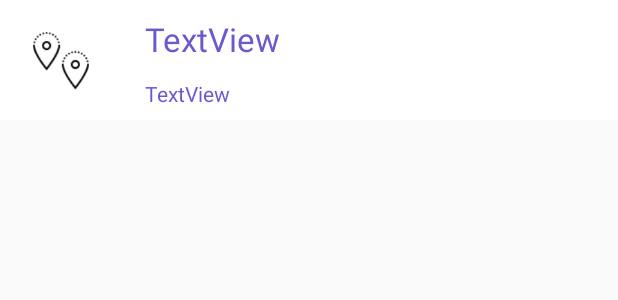
After one commit to Ghetap/FreeForFun-, an Android app: the layout row_item_favouritelocals.xml on its own in the app's theme, with its tools: preview values and no code run, on a phone screen of 412 x 824 dp. The commit adds this screen. Shown: the top 300 px of the screen. Run offline under Robolectric (Android 15) with nearby library versions, the phone set to English and light mode, and no system bars.

Commit message:
see my upvoted locals

```diff
--- a/freeforfun2/app/src/main/java/com/example/freeforfun/ui/utils/Paths.java
+++ b/freeforfun2/app/src/main/java/com/example/freeforfun/ui/utils/Paths.java
@@ -3,8 +3,8 @@ package com.example.freeforfun.ui.utils;
 public class Paths {
 
 //    public static final String BASE_URL = "http://192.168.100.48:8080/free_for_fun"; //Cluj
-    public static final String BASE_URL = "http://192.168.100.8:8080/free_for_fun"; //Sibiu
-//    public static final String BASE_URL = "http://10.0.2.2:8080/free_for_fun"; //emulator
+//    public static final String BASE_URL = "http://192.168.100.8:8080/free_for_fun"; //Sibiu
+    public static final String BASE_URL = "http://10.0.2.2:8080/free_for_fun"; //emulator
 
     public static final String LOGIN = "/login";
     public static final String REGISTER = "/register";
--- /dev/null
+++ b/freeforfun2/app/src/main/res/layout/row_item_favouritelocals.xml
@@ -0,0 +1,56 @@
+<?xml version="1.0" encoding="utf-8"?>
+<androidx.constraintlayout.widget.ConstraintLayout xmlns:android="http://schemas.android.com/apk/res/android"
+    xmlns:app="http://schemas.android.com/apk/res-auto"
+    xmlns:tools="http://schemas.android.com/tools"
+    android:layout_width="match_parent"
+    android:layout_height="wrap_content"
+    android:background="@color/whiteStart"
+    android:gravity="center_horizontal"
+    android:orientation="vertical"
+    >
+
+    <ImageView
+        android:id="@+id/imageViewLocal"
+        android:layout_width="48dp"
+        android:layout_height="48dp"
+        android:layout_marginStart="16dp"
+        android:layout_marginLeft="16dp"
+        android:layout_marginTop="16dp"
+        android:layout_marginEnd="347dp"
+        android:layout_marginRight="347dp"
+        android:layout_marginBottom="16dp"
+        app:layout_constraintBottom_toBottomOf="parent"
+        app:layout_constraintEnd_toEndOf="parent"
+        app:layout_constraintStart_toStartOf="parent"
+        app:layout_constraintTop_toTopOf="parent"
+        app:srcCompat="@drawable/local" />
+
+    <TextView
+        android:id="@+id/textViewTitle"
+        android:layout_width="0dp"
+        android:layout_height="wrap_content"
+        android:layout_marginStart="32dp"
+        android:layout_marginLeft="32dp"
+        android:text="TextView"
+        android:textColor="@color/circleBorder"
+        android:textAppearance="@style/TextAppearance.AppCompat.Large"
+        app:layout_constraintBottom_toTopOf="@+id/typeVoteTextView"
+        app:layout_constraintEnd_toEndOf="parent"
+        app:layout_constraintStart_toEndOf="@+id/imageViewLocal"
+        app:layout_constraintTop_toTopOf="parent" />
+
+    <TextView
+        android:id="@+id/typeVoteTextView"
+        android:layout_width="190dp"
+        android:layout_height="16dp"
+        android:text="TextView"
+        android:textAppearance="@style/TextAppearance.AppCompat.Small"
+        android:textColor="@color/circleBorder"
+        app:layout_constraintBottom_toBottomOf="parent"
+        app:layout_constraintEnd_toEndOf="parent"
+        app:layout_constraintHorizontal_bias="0.0"
+        app:layout_constraintStart_toStartOf="@+id/textViewTitle"
+        app:layout_constraintTop_toBottomOf="@+id/textViewTitle" />
+
+
+</androidx.constraintlayout.widget.ConstraintLayout>
```
Also changed, not shown: freeforfun2/app/src/main/java/com/example/freeforfun/ui/login/ui/favouriteLocals/FavouriteLocalsFragment.java (+58 -2 lines), freeforfun2/app/src/main/java/com/example/freeforfun/ui/login/ui/favouriteLocals/RecycleAdapterFavouriteLocals.java (added, +98 -0 lines), freeforfun2/app/src/main/java/com/example/freeforfun/ui/login/ui/seeLocals/LocalsFragment.java (+0 -9 lines), freeforfun2/app/src/main/res/layout/favourite_locals_fragment.xml (+10 -7 lines).
